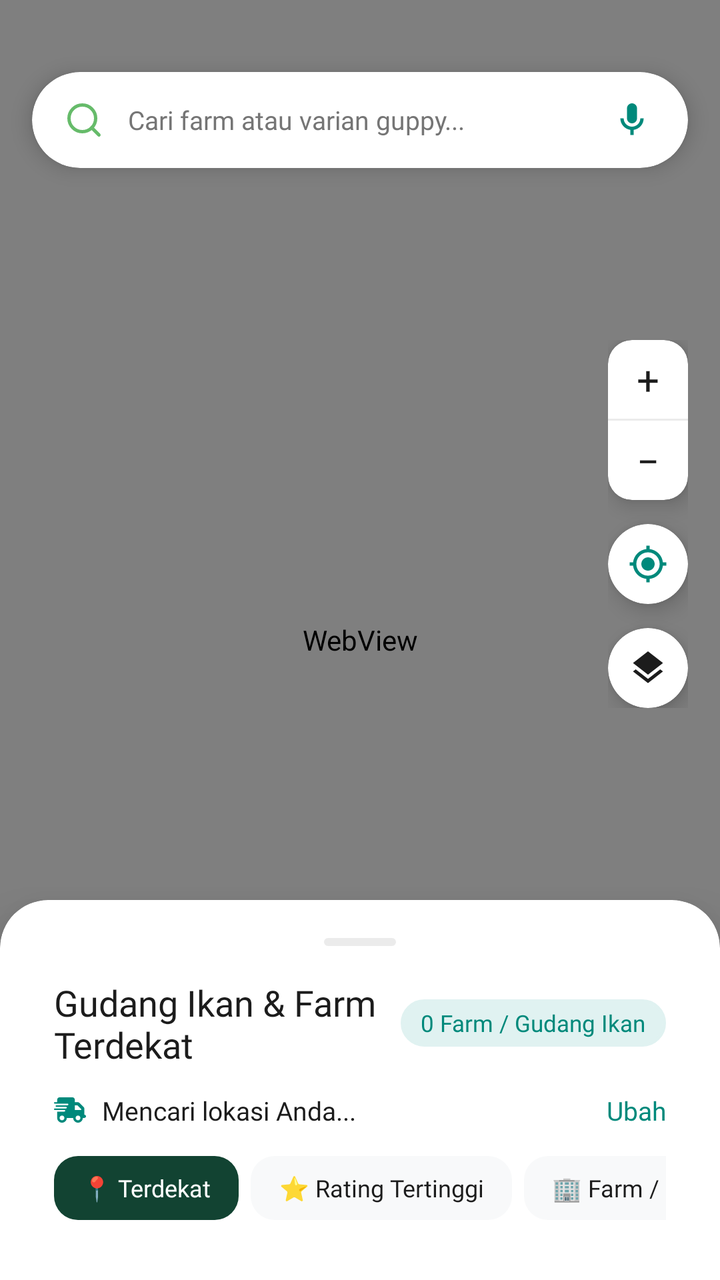
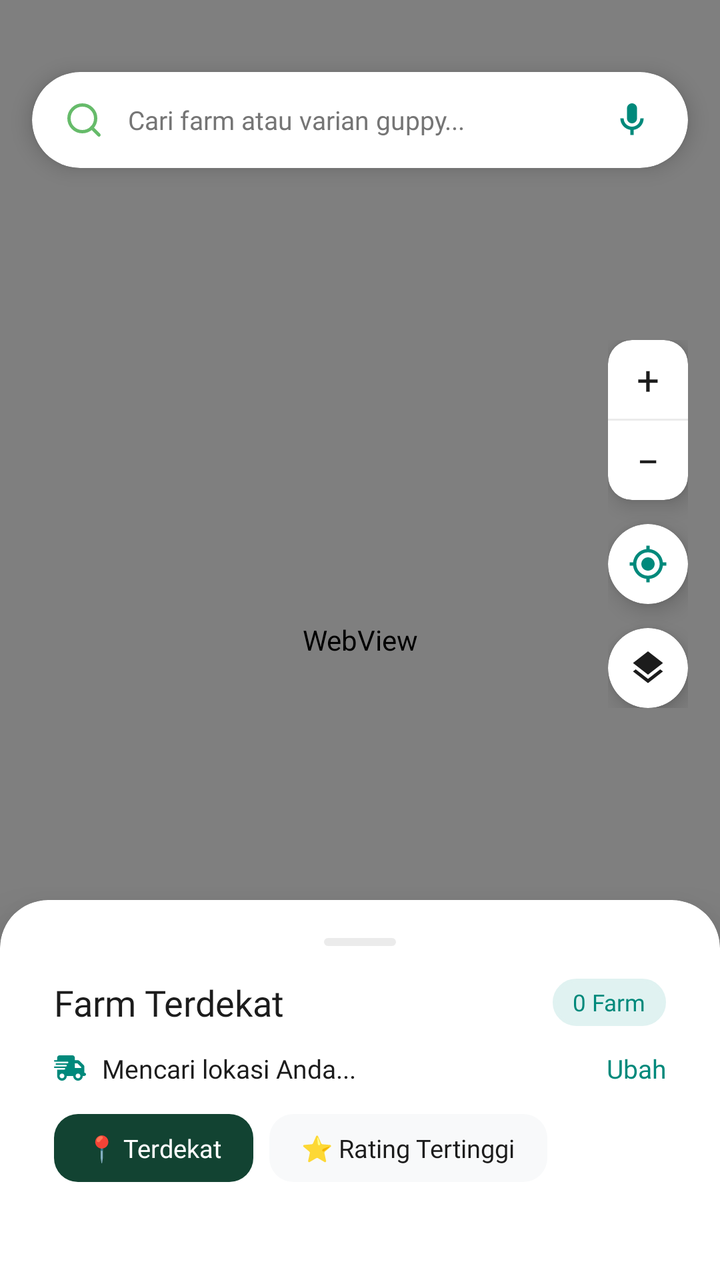

Before-and-after screenshots of an Android layout around one commit, followed by the original layout XML and the change that was made.
<!-- AndroidManifest.xml: application theme Theme.GuppyMarketIDN -->
<!-- res/layout/fragment_maps.xml -->
<?xml version="1.0" encoding="utf-8"?>
<androidx.coordinatorlayout.widget.CoordinatorLayout
    xmlns:android="http://schemas.android.com/apk/res/android"
    xmlns:app="http://schemas.android.com/apk/res-auto"
    xmlns:tools="http://schemas.android.com/tools"
    android:id="@+id/main"
    android:layout_width="match_parent"
    android:layout_height="match_parent"
    android:background="#F5F5F5"
    tools:context=".ui.Maps">

    
    <FrameLayout
        android:id="@+id/mapContainer"
        android:layout_width="match_parent"
        android:layout_height="match_parent">

        
        <WebView
            android:id="@+id/webViewMaps"
            android:layout_width="match_parent"
            android:layout_height="match_parent" />

        
        <FrameLayout
            android:layout_width="match_parent"
            android:layout_height="match_parent">

            
            <androidx.cardview.widget.CardView
                android:id="@+id/cardSearchContainer"
                android:layout_width="match_parent"
                android:layout_height="48dp"
                android:layout_marginHorizontal="16dp"
                android:layout_marginTop="36dp"
                app:cardCornerRadius="24dp"
                app:cardElevation="6dp"
                app:cardBackgroundColor="@color/white">

                <LinearLayout
                    android:layout_width="match_parent"
                    android:layout_height="match_parent"
                    android:gravity="center_vertical"
                    android:orientation="horizontal"
                    android:paddingHorizontal="16dp">

                    <ImageView
                        android:id="@+id/iconSearch"
                        android:layout_width="20dp"
                        android:layout_height="20dp"
                        android:src="@drawable/search"
                        app:tint="#66BB6A"/>

                    <EditText
                        android:id="@+id/etSearchHome"
                        android:layout_width="0dp"
                        android:layout_height="match_parent"
                        android:layout_weight="1"
                        android:background="@android:color/transparent"
                        android:fontFamily="@font/inter_regular"
                        android:hint="Cari farm atau varian guppy..."
                        android:textColor="@color/guppy_text_black"
                        android:textColorHint="@color/guppy_text_gray"
                        android:paddingStart="12dp"
                        android:singleLine="true"
                        android:textSize="13sp"/>

                    <ImageView
                        android:id="@+id/btnMicSearch"
                        android:layout_width="24dp"
                        android:layout_height="24dp"
                        android:src="@drawable/ic_mic"
                        app:tint="@color/guppy_primary"
                        android:padding="2dp"
                        android:clickable="true"
                        android:focusable="true"/>
                </LinearLayout>
            </androidx.cardview.widget.CardView>

            
            <androidx.cardview.widget.CardView
                android:id="@+id/cardNavBanner"
                android:layout_width="match_parent"
                android:layout_height="wrap_content"
                android:layout_marginHorizontal="16dp"
                android:layout_marginTop="36dp"
                app:cardCornerRadius="20dp"
                app:cardElevation="10dp"
                app:cardBackgroundColor="@color/guppy_primary"
                android:visibility="gone">

                <LinearLayout
                    android:layout_width="match_parent"
                    android:layout_height="wrap_content"
                    android:orientation="vertical"
                    android:padding="12dp">

                    <LinearLayout
                        android:layout_width="match_parent"
                        android:layout_height="wrap_content"
                        android:orientation="horizontal"
                        android:gravity="center_vertical">

                        
                        <ImageView
                            android:id="@+id/btnEndNav"
                            android:layout_width="36dp"
                            android:layout_height="36dp"
                            android:background="@drawable/bg_circle_icon_action"
                            android:src="@drawable/ic_chevron_left"
                            android:padding="8dp"
                            app:tint="@color/guppy_text_black"
                            android:clickable="true"
                            android:focusable="true"/>

                        <LinearLayout
                            android:layout_width="0dp"
                            android:layout_height="wrap_content"
                            android:layout_weight="1"
                            android:layout_marginStart="12dp"
                            android:orientation="vertical">

                            <TextView
                                android:id="@+id/tvNavInfoTitle"
                                android:layout_width="wrap_content"
                                android:layout_height="wrap_content"
                                android:text="Menuju Guppy King Farm"
                                android:textColor="@color/white"
                                android:fontFamily="@font/inter_bold"
                                android:textSize="14sp"/>

                            <TextView
                                android:id="@+id/tvNavInfoSubtitle"
                                android:layout_width="wrap_content"
                                android:layout_height="wrap_content"
                                android:layout_marginTop="2dp"
                                android:text="Mengkalkulasi rute..."
                                android:textColor="#E0F2F1"
                                android:fontFamily="@font/inter_medium"
                                android:textSize="11sp"/>
                        </LinearLayout>

                        <TextView
                            android:id="@+id/btnStopNavText"
                            android:layout_width="wrap_content"
                            android:layout_height="wrap_content"
                            android:background="@drawable/bg_tag_photo_count"
                            android:backgroundTint="@color/guppy_red"
                            android:text="Akhiri"
                            android:textColor="@color/white"
                            android:fontFamily="@font/inter_bold"
                            android:textSize="12sp"
                            android:paddingHorizontal="12dp"
                            android:paddingVertical="6dp"
                            android:clickable="true"
                            android:focusable="true"/>
                    </LinearLayout>

                    
                    <LinearLayout
                        android:layout_width="match_parent"
                        android:layout_height="36dp"
                        android:layout_marginTop="12dp"
                        android:background="@drawable/bg_vehicle_segment_container"
                        android:padding="3dp"
                        android:orientation="horizontal">

                        
                        <LinearLayout
                            android:id="@+id/chipModeCar"
                            android:layout_width="0dp"
                            android:layout_height="match_parent"
                            android:layout_weight="1"
                            android:background="@drawable/bg_vehicle_active_pill"
                            android:gravity="center"
                            android:orientation="horizontal"
                            android:clickable="true"
                            android:focusable="true">

                            <ImageView
                                android:id="@+id/icModeCar"
                                android:layout_width="16dp"
                                android:layout_height="16dp"
                                android:src="@drawable/ic_mode_car"
                                app:tint="@color/guppy_primary"/>

                            <TextView
                                android:id="@+id/tvModeCar"
                                android:layout_width="wrap_content"
                                android:layout_height="wrap_content"
                                android:layout_marginStart="6dp"
                                android:text="Mobil"
                                android:textColor="@color/guppy_primary"
                                android:fontFamily="@font/inter_bold"
                                android:textSize="12sp"/>
                        </LinearLayout>

                        
                        <LinearLayout
                            android:id="@+id/chipModeMotor"
                            android:layout_width="0dp"
                            android:layout_height="match_parent"
                            android:layout_weight="1"
                            android:background="@android:color/transparent"
                            android:gravity="center"
                            android:orientation="horizontal"
                            android:clickable="true"
                            android:focusable="true">

                            <ImageView
                                android:id="@+id/icModeMotor"
                                android:layout_width="16dp"
                                android:layout_height="16dp"
                                android:src="@drawable/ic_mode_motor"
                                app:tint="#D0E8DD"/>

                            <TextView
                                android:id="@+id/tvModeMotor"
                                android:layout_width="wrap_content"
                                android:layout_height="wrap_content"
                                android:layout_marginStart="6dp"
                                android:text="Motor"
                                android:textColor="#D0E8DD"
                                android:fontFamily="@font/inter_medium"
                                android:textSize="12sp"/>
                        </LinearLayout>

                        
                        <LinearLayout
                            android:id="@+id/chipModeWalk"
                            android:layout_width="0dp"
                            android:layout_height="match_parent"
                            android:layout_weight="1"
                            android:background="@android:color/transparent"
                            android:gravity="center"
                            android:orientation="horizontal"
                            android:clickable="true"
                            android:focusable="true">

                            <ImageView
                                android:id="@+id/icModeWalk"
                                android:layout_width="16dp"
                                android:layout_height="16dp"
                                android:src="@drawable/ic_mode_walk"
                                app:tint="#D0E8DD"/>

                            <TextView
                                android:id="@+id/tvModeWalk"
                                android:layout_width="wrap_content"
                                android:layout_height="wrap_content"
                                android:layout_marginStart="6dp"
                                android:text="Jalan Kaki"
                                android:textColor="#D0E8DD"
                                android:fontFamily="@font/inter_medium"
                                android:textSize="12sp"/>
                        </LinearLayout>

                    </LinearLayout>
                </LinearLayout>
            </androidx.cardview.widget.CardView>

            
            <LinearLayout
                android:layout_width="wrap_content"
                android:layout_height="wrap_content"
                android:layout_gravity="end|top"
                android:layout_marginTop="170dp"
                android:layout_marginEnd="16dp"
                android:orientation="vertical">

                
                <androidx.cardview.widget.CardView
                    android:layout_width="40dp"
                    android:layout_height="80dp"
                    app:cardCornerRadius="12dp"
                    app:cardElevation="6dp"
                    app:cardBackgroundColor="@color/white">

                    <LinearLayout
                        android:layout_width="match_parent"
                        android:layout_height="match_parent"
                        android:orientation="vertical"
                        android:gravity="center">

                        <TextView
                            android:id="@+id/btnZoomIn"
                            android:layout_width="match_parent"
                            android:layout_height="0dp"
                            android:layout_weight="1"
                            android:text="+"
                            android:textSize="20sp"
                            android:fontFamily="@font/inter_bold"
                            android:textColor="@color/guppy_text_black"
                            android:gravity="center"
                            android:clickable="true"
                            android:focusable="true"/>

                        <View
                            android:layout_width="match_parent"
                            android:layout_height="1dp"
                            android:background="@color/guppy_stroke"/>

                        <TextView
                            android:id="@+id/btnZoomOut"
                            android:layout_width="match_parent"
                            android:layout_height="0dp"
                            android:layout_weight="1"
                            android:text="−"
                            android:textSize="20sp"
                            android:fontFamily="@font/inter_bold"
                            android:textColor="@color/guppy_text_black"
                            android:gravity="center"
                            android:clickable="true"
                            android:focusable="true"/>
                    </LinearLayout>
                </androidx.cardview.widget.CardView>

                
                <androidx.cardview.widget.CardView
                    android:id="@+id/btnMyLocation"
                    android:layout_width="40dp"
                    android:layout_height="40dp"
                    android:layout_marginTop="12dp"
                    app:cardCornerRadius="20dp"
                    app:cardElevation="6dp"
                    app:cardBackgroundColor="@color/white"
                    android:clickable="true"
                    android:focusable="true">

                    <ImageView
                        android:layout_width="20dp"
                        android:layout_height="20dp"
                        android:layout_gravity="center"
                        android:src="@drawable/ic_my_location"
                        app:tint="@color/guppy_primary"/>
                </androidx.cardview.widget.CardView>

                
                <androidx.cardview.widget.CardView
                    android:layout_width="40dp"
                    android:layout_height="40dp"
                    android:layout_marginTop="12dp"
                    app:cardCornerRadius="20dp"
                    app:cardElevation="6dp"
                    app:cardBackgroundColor="@color/white">

                    <ImageView
                        android:layout_width="20dp"
                        android:layout_height="20dp"
                        android:layout_gravity="center"
                        android:src="@drawable/ic_map_layers"
                        app:tint="@color/guppy_text_black"/>
                </androidx.cardview.widget.CardView>
            </LinearLayout>

        </FrameLayout>
    </FrameLayout>

    
    <com.google.android.material.card.MaterialCardView
        android:id="@+id/bottomSheetFarm"
        android:layout_width="match_parent"
        android:layout_height="match_parent"
        app:shapeAppearanceOverlay="@style/TopRoundedCardStyle"
        app:cardElevation="16dp"
        app:cardBackgroundColor="@color/white"
        app:strokeWidth="0dp"
        app:behavior_peekHeight="190dp"
        app:behavior_hideable="false"
        app:behavior_fitToContents="false"
        app:behavior_expandedOffset="48dp"
        app:layout_behavior="com.google.android.material.bottomsheet.BottomSheetBehavior">

        <androidx.core.widget.NestedScrollView
            android:layout_width="match_parent"
            android:layout_height="match_parent"
            android:fillViewport="true">

            <LinearLayout
                android:layout_width="match_parent"
                android:layout_height="wrap_content"
                android:orientation="vertical"
                android:paddingHorizontal="20dp"
                android:paddingTop="12dp"
                android:paddingBottom="120dp"> 

            
            <View
                android:layout_width="36dp"
                android:layout_height="4dp"
                android:layout_gravity="center_horizontal"
                android:background="@drawable/bg_chip_outline"
                android:backgroundTint="@color/guppy_stroke"/>

            
            <LinearLayout
                android:layout_width="match_parent"
                android:layout_height="wrap_content"
                android:layout_marginTop="16dp"
                android:gravity="center_vertical"
                android:orientation="horizontal">

                <TextView
                    android:layout_width="0dp"
                    android:layout_height="wrap_content"
                    android:layout_weight="1"
                    android:fontFamily="@font/inter_bold"
                    android:text="Gudang Ikan &amp; Farm Terdekat"
                    android:textColor="@color/guppy_text_black"
                    android:textSize="18sp" />

                <TextView
                    android:id="@+id/tvFarmCountBadge"
                    android:layout_width="wrap_content"
                    android:layout_height="wrap_content"
                    android:background="@drawable/bg_chip_selected"
                    android:backgroundTint="#E0F2F1"
                    android:text="0 Farm / Gudang Ikan"
                    android:textColor="@color/guppy_primary"
                    android:fontFamily="@font/inter_bold"
                    android:textSize="11.5sp"
                    android:paddingHorizontal="10dp"
                    android:paddingVertical="4dp"/>
            </LinearLayout>

            
            <LinearLayout
                android:layout_width="match_parent"
                android:layout_height="wrap_content"
                android:layout_marginTop="12dp"
                android:gravity="center_vertical"
                android:orientation="horizontal">

                <ImageView
                    android:layout_width="16dp"
                    android:layout_height="16dp"
                    android:src="@drawable/ic_location_pin"
                    app:tint="@color/guppy_primary"/>

                <TextView
                    android:id="@+id/tvUserLocationAddress"
                    android:layout_width="0dp"
                    android:layout_height="wrap_content"
                    android:layout_weight="1"
                    android:layout_marginStart="8dp"
                    android:fontFamily="@font/inter_medium"
                    android:text="Mencari lokasi Anda..."
                    android:textColor="@color/guppy_text_black"
                    android:textSize="13sp" />

                <TextView
                    android:id="@+id/btnChangeMapAddress"
                    android:layout_width="wrap_content"
                    android:layout_height="wrap_content"
                    android:fontFamily="@font/inter_bold"
                    android:text="Ubah"
                    android:textColor="@color/guppy_primary"
                    android:textSize="13sp"
                    android:clickable="true"
                    android:focusable="true"/>
            </LinearLayout>

            
            <HorizontalScrollView
                android:layout_width="match_parent"
                android:layout_height="wrap_content"
                android:layout_marginTop="14dp"
                android:scrollbars="none">

                <LinearLayout
                    android:layout_width="wrap_content"
                    android:layout_height="wrap_content"
                    android:orientation="horizontal">

                    
                    <TextView
                        android:layout_width="wrap_content"
                        android:layout_height="32dp"
                        android:background="@drawable/bg_btn_primary"
                        android:backgroundTint="#124332"
                        android:text="📍 Terdekat"
                        android:textColor="@color/white"
                        android:fontFamily="@font/inter_bold"
                        android:textSize="12sp"
                        android:gravity="center"
                        android:paddingHorizontal="14dp"
                        android:layout_marginEnd="6dp"/>

                    
                    <TextView
                        android:layout_width="wrap_content"
                        android:layout_height="32dp"
                        android:background="@drawable/bg_btn_solid_gray"
                        android:text="⭐ Rating Tertinggi"
                        android:textColor="@color/guppy_text_black"
                        android:fontFamily="@font/inter_bold"
                        android:textSize="12sp"
                        android:gravity="center"
                        android:paddingHorizontal="14dp"
                        android:layout_marginEnd="6dp"/>

                    
                    <TextView
                        android:layout_width="wrap_content"
                        android:layout_height="32dp"
                        android:background="@drawable/bg_btn_solid_gray"
                        android:text="🏢 Farm / Gudang Ikan"
                        android:textColor="@color/guppy_text_black"
                        android:fontFamily="@font/inter_bold"
                        android:textSize="12sp"
                        android:gravity="center"
                        android:paddingHorizontal="14dp"/>
                </LinearLayout>
            </HorizontalScrollView>

            
            <androidx.recyclerview.widget.RecyclerView
                android:id="@+id/recyclerMapsFarms"
                android:layout_width="match_parent"
                android:layout_height="wrap_content"
                android:layout_marginTop="16dp"
                android:clipToPadding="false"/>

            
            <TextView
                android:id="@+id/tvNoFarmFound"
                android:layout_width="match_parent"
                android:layout_height="wrap_content"
                android:layout_marginTop="24dp"
                android:gravity="center"
                android:text="Farm tidak ditemukan.\nCoba cari kata kunci lain seperti 'Guppy King' atau 'Aquatic'."
                android:textColor="@color/guppy_text_gray"
                android:fontFamily="@font/inter_medium"
                android:textSize="13sp"
                android:lineSpacingExtra="4dp"
                android:visibility="gone"/>

        </LinearLayout>
        </androidx.core.widget.NestedScrollView>
    </com.google.android.material.card.MaterialCardView>

</androidx.coordinatorlayout.widget.CoordinatorLayout>
<!-- resources referenced by this layout -->
<resources>
  <color name="guppy_primary">#00897B</color>
  <color name="guppy_red">#E53935</color>
  <color name="guppy_stroke">#EBEBEB</color>
  <color name="guppy_text_black">#1C1C1C</color>
  <color name="guppy_text_gray">#757575</color>
  <color name="white">#FFFFFFFF</color>
  <!-- drawable bg_btn_primary (drawable) -->
  <?xml version="1.0" encoding="utf-8"?>
  <shape xmlns:android="http://schemas.android.com/apk/res/android">
      <solid android:color="@color/guppy_primary" />
      <corners android:radius="12dp" />
  </shape>
  <!-- drawable bg_btn_solid_gray (drawable) -->
  <?xml version="1.0" encoding="utf-8"?>
  <shape xmlns:android="http://schemas.android.com/apk/res/android">
      <solid android:color="#F8F9FA" />
      <corners android:radius="12dp" />
  </shape>
  <!-- drawable bg_chip_outline (drawable) -->
  <?xml version="1.0" encoding="utf-8"?>
  <shape xmlns:android="http://schemas.android.com/apk/res/android">
      <solid android:color="@color/white" />
      <stroke android:width="1dp" android:color="@color/guppy_stroke" />
      <corners android:radius="20dp" />
  </shape>
  <!-- drawable bg_chip_selected (drawable) -->
  <?xml version="1.0" encoding="utf-8"?>
  <shape xmlns:android="http://schemas.android.com/apk/res/android">
      <solid android:color="#E0F2F1" />
      <stroke
          android:width="1.5dp"
          android:color="@color/guppy_primary" />
      <corners android:radius="20dp" />
  </shape>
  <!-- drawable bg_circle_icon_action (drawable) -->
  <?xml version="1.0" encoding="utf-8"?>
  <shape xmlns:android="http://schemas.android.com/apk/res/android" android:shape="oval">
      <solid android:color="#E6FFFFFF" />
  </shape>
  <!-- drawable bg_tag_photo_count (drawable) -->
  <?xml version="1.0" encoding="utf-8"?>
  <shape xmlns:android="http://schemas.android.com/apk/res/android">
      <solid android:color="#99000000" />
      <corners android:radius="12dp" />
  </shape>
  <!-- drawable bg_vehicle_active_pill (drawable) -->
  <?xml version="1.0" encoding="utf-8"?>
  <shape xmlns:android="http://schemas.android.com/apk/res/android">
      <solid android:color="@color/white" />
      <corners android:radius="11dp" />
  </shape>
  <!-- drawable bg_vehicle_segment_container (drawable) -->
  <?xml version="1.0" encoding="utf-8"?>
  <shape xmlns:android="http://schemas.android.com/apk/res/android">
      <solid android:color="#25000000" />
      <corners android:radius="14dp" />
  </shape>
  <!-- drawable ic_chevron_left (drawable) -->
  <vector xmlns:android="http://schemas.android.com/apk/res/android"
      android:width="24dp"
      android:height="24dp"
      android:viewportWidth="24"
      android:viewportHeight="24">
    <path
        android:fillColor="#1E1E1E"
        android:pathData="M15.41,16.59L10.83,12l4.58,-4.59L14,6l-6,6 6,6 1.41,-1.41z"/>
  </vector>
  <!-- drawable ic_map_layers (drawable) -->
  <vector xmlns:android="http://schemas.android.com/apk/res/android"
      android:width="24dp"
      android:height="24dp"
      android:viewportWidth="24"
      android:viewportHeight="24">
    <path
        android:fillColor="#374957"
        android:pathData="M11.99,18.54l-7.37,-5.73L3,14.07l8.99,7 8.99,-7 -1.63,-1.27 -7.36,5.74zM12,16l7.36,-5.73L21,9l-9,-7 -9,7 1.63,1.27L12,16z"/>
  </vector>
  <style name="TopRoundedCardStyle">
          <item name="cornerSizeTopLeft">24dp</item>
          <item name="cornerSizeTopRight">24dp</item>
          <item name="cornerSizeBottomLeft">0dp</item>
          <item name="cornerSizeBottomRight">0dp</item>
      </style>
  <style name="Theme.GuppyMarketIDN" parent="Base.Theme.GuppyMarketIDN" />
  <color name="guppy_background">#F8F9FA</color>
  <!-- unchanged entries left out for length: 8 -->
</resources>

<!-- the commit's change to res/layout/fragment_maps.xml (unified diff, before → after) -->
@@ -405,7 +405,7 @@
                     android:layout_height="wrap_content"
                     android:layout_weight="1"
                     android:fontFamily="@font/inter_bold"
-                    android:text="Gudang Ikan &amp; Farm Terdekat"
+                    android:text="Farm Terdekat"
                     android:textColor="@color/guppy_text_black"
                     android:textSize="18sp" />
 
@@ -415,7 +415,7 @@
                     android:layout_height="wrap_content"
                     android:background="@drawable/bg_chip_selected"
                     android:backgroundTint="#E0F2F1"
-                    android:text="0 Farm / Gudang Ikan"
+                    android:text="0 Farm"
                     android:textColor="@color/guppy_primary"
                     android:fontFamily="@font/inter_bold"
                     android:textSize="11.5sp"
@@ -461,57 +461,44 @@
             </LinearLayout>
 
             
-            <HorizontalScrollView
+            <LinearLayout
                 android:layout_width="match_parent"
                 android:layout_height="wrap_content"
                 android:layout_marginTop="14dp"
-                android:scrollbars="none">
-
-                <LinearLayout
+                android:orientation="horizontal">
+
+                
+                <TextView
+                    android:id="@+id/chipMapsTerdekat"
                     android:layout_width="wrap_content"
-                    android:layout_height="wrap_content"
-                    android:orientation="horizontal">
-
-                    
-                    <TextView
-                        android:layout_width="wrap_content"
-                        android:layout_height="32dp"
-                        android:background="@drawable/bg_btn_primary"
-                        android:backgroundTint="#124332"
-                        android:text="📍 Terdekat"
-                        android:textColor="@color/white"
-                        android:fontFamily="@font/inter_bold"
-                        android:textSize="12sp"
-                        android:gravity="center"
-                        android:paddingHorizontal="14dp"
-                        android:layout_marginEnd="6dp"/>
-
-                    
-                    <TextView
-                        android:layout_width="wrap_content"
-                        android:layout_height="32dp"
-                        android:background="@drawable/bg_btn_solid_gray"
-                        android:text="⭐ Rating Tertinggi"
-                        android:textColor="@color/guppy_text_black"
-                        android:fontFamily="@font/inter_bold"
-                        android:textSize="12sp"
-                        android:gravity="center"
-                        android:paddingHorizontal="14dp"
-                        android:layout_marginEnd="6dp"/>
-
-                    
-                    <TextView
-                        android:layout_width="wrap_content"
-                        android:layout_height="32dp"
-                        android:background="@drawable/bg_btn_solid_gray"
-                        android:text="🏢 Farm / Gudang Ikan"
-                        android:textColor="@color/guppy_text_black"
-                        android:fontFamily="@font/inter_bold"
-                        android:textSize="12sp"
-                        android:gravity="center"
-                        android:paddingHorizontal="14dp"/>
-                </LinearLayout>
-            </HorizontalScrollView>
+                    android:layout_height="34dp"
+                    android:background="@drawable/bg_btn_primary"
+                    android:backgroundTint="#124332"
+                    android:text="📍 Terdekat"
+                    android:textColor="@color/white"
+                    android:fontFamily="@font/inter_bold"
+                    android:textSize="12.5sp"
+                    android:gravity="center"
+                    android:paddingHorizontal="16dp"
+                    android:layout_marginEnd="8dp"
+                    android:clickable="true"
+                    android:focusable="true"/>
+
+                
+                <TextView
+                    android:id="@+id/chipMapsRating"
+                    android:layout_width="wrap_content"
+                    android:layout_height="34dp"
+                    android:background="@drawable/bg_btn_solid_gray"
+                    android:text="⭐ Rating Tertinggi"
+                    android:textColor="@color/guppy_text_black"
+                    android:fontFamily="@font/inter_bold"
+                    android:textSize="12.5sp"
+                    android:gravity="center"
+                    android:paddingHorizontal="16dp"
+                    android:clickable="true"
+                    android:focusable="true"/>
+            </LinearLayout>
 
             
             <androidx.recyclerview.widget.RecyclerView
